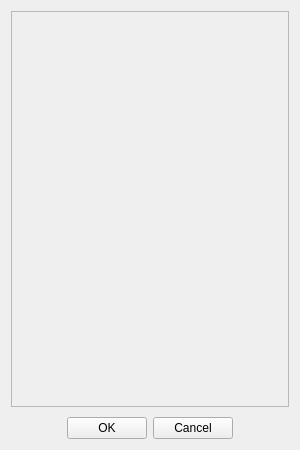
Qt form App/project/open_project_window.ui (fengzhu2007/anycode) before a commit.
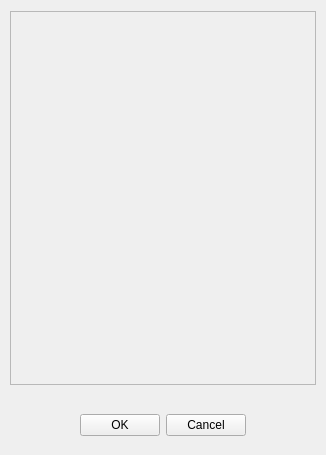
The same form after that commit. Custom widgets are drawn as their Qt base class.

```diff
--- a/App/project/open_project_window.ui
+++ b/App/project/open_project_window.ui
@@ -6,14 +6,31 @@
    <rect>
     <x>0</x>
     <y>0</y>
-    <width>300</width>
-    <height>450</height>
+    <width>326</width>
+    <height>455</height>
    </rect>
   </property>
   <property name="windowTitle">
    <string>Open project</string>
   </property>
-  <layout class="QVBoxLayout" name="verticalLayout_2">
+  <layout class="QVBoxLayout" name="verticalLayout">
+   <property name="leftMargin">
+    <number>0</number>
+   </property>
+   <property name="rightMargin">
+    <number>0</number>
+   </property>
+   <property name="bottomMargin">
+    <number>0</number>
+   </property>
+   <item>
+    <layout class="QHBoxLayout" name="horizontalLayout_2">
+     <property name="leftMargin">
+      <number>10</number>
+     </property>
+     <property name="rightMargin">
+      <number>10</number>
+     </property>
    <item>
     <widget class="ady::ListView" name="listView">
      <property name="widgetResizable">
@@ -24,12 +41,14 @@
        <rect>
         <x>0</x>
         <y>0</y>
-        <width>280</width>
-        <height>389</height>
+          <width>304</width>
+          <height>366</height>
        </rect>
       </property>
      </widget>
     </widget>
+     </item>
+    </layout>
    </item>
    <item>
     <spacer name="verticalSpacer">
@@ -48,6 +67,13 @@
     </spacer>
    </item>
    <item>
+    <widget class="QWidget" name="footer" native="true">
+     <property name="minimumSize">
+      <size>
+       <width>0</width>
+       <height>60</height>
+      </size>
+     </property>
     <layout class="QHBoxLayout" name="horizontalLayout">
      <item>
       <spacer name="horizontalSpacer">
@@ -56,7 +82,7 @@
        </property>
        <property name="sizeHint" stdset="0">
         <size>
-         <width>40</width>
+          <width>20</width>
          <height>20</height>
         </size>
        </property>
@@ -83,13 +109,14 @@
        </property>
        <property name="sizeHint" stdset="0">
         <size>
-         <width>40</width>
+          <width>20</width>
          <height>20</height>
         </size>
        </property>
       </spacer>
      </item>
     </layout>
+    </widget>
    </item>
   </layout>
  </widget>
```
Lines whose indentation alone changed are shown as unchanged.
